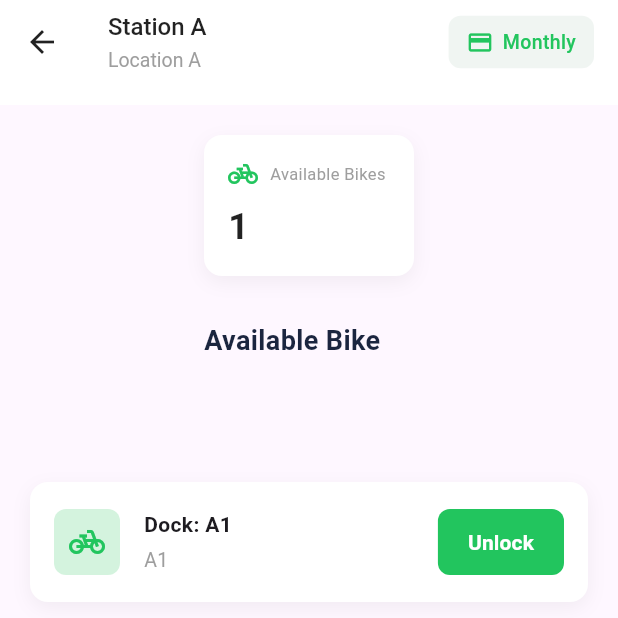
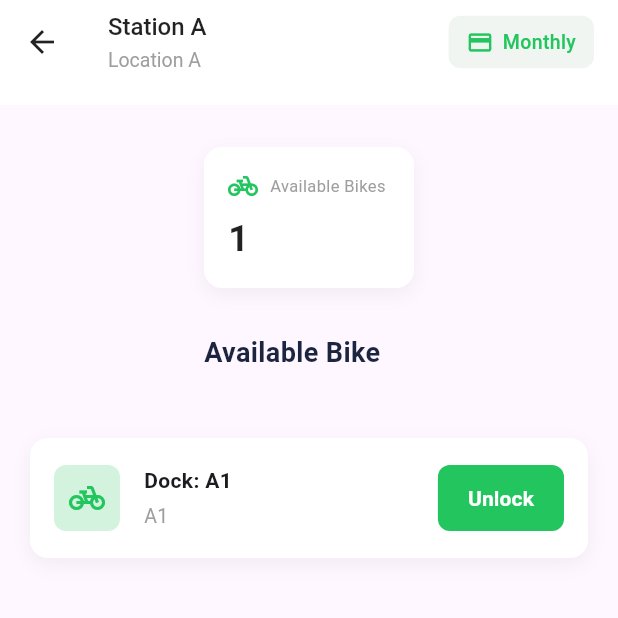
Before and after one commit to Povpanha28/khmerbike, a Flutter app: the screen it shows after launch, on a phone screen of 412 x 824 dp, the top half of it. Run offline on Flutter 3.47's test engine with Material 3 defaults, Android fonts, the phone set to English and light mode, and no system bars; our stand-ins replace geocoding, google_maps_flutter.

Commit message:
refactor available bike title and replace from expanded to padding, Use expand for only list of docks available.

```diff
--- /dev/null
+++ b/lib/ui/screens/station/widgets/appbar.dart
@@ -0,0 +1,76 @@
+import 'package:flutter/material.dart';
+
+class StationAppBar extends StatelessWidget implements PreferredSizeWidget {
+  final String stationName;
+  final String locationName;
+  final VoidCallback? onBackPressed;
+
+  const StationAppBar({
+    Key? key,
+    required this.stationName,
+    required this.locationName,
+    this.onBackPressed,
+  }) : super(key: key);
+
+  @override
+  Size get preferredSize => const Size.fromHeight(70.0);
+
+  @override
+  Widget build(BuildContext context) {
+    return PreferredSize(
+      preferredSize: preferredSize,
+      child: AppBar(
+        backgroundColor: Colors.white,
+        elevation: 0,
+        leading: IconButton(
+          icon: const Icon(Icons.arrow_back, color: Colors.black87),
+          onPressed: onBackPressed ?? () {},
+        ),
+        title: Column(
+          crossAxisAlignment: CrossAxisAlignment.start,
+          children: [
+            Text(
+              stationName,
+              style: const TextStyle(
+                color: Colors.black87,
+                fontSize: 16,
+                fontWeight: FontWeight.w500,
+              ),
+            ),
+            const SizedBox(height: 4),
+            Text(
+              locationName,
+              style: const TextStyle(color: Colors.grey, fontSize: 13),
+            ),
+          ],
+        ),
+        actions: [
+          Center(
+            child: Container(
+              margin: const EdgeInsets.only(right: 16),
+              padding: const EdgeInsets.symmetric(horizontal: 12, vertical: 8),
+              decoration: BoxDecoration(
+                color: const Color(0xFFF0F5F2),
+                borderRadius: BorderRadius.circular(8),
+              ),
+              child: Row(
+                children: const [
+                  Icon(Icons.credit_card, color: Color(0xFF22C55E), size: 18),
+                  SizedBox(width: 6),
+                  Text(
+                    'Monthly',
+                    style: TextStyle(
+                      color: Color(0xFF22C55E),
+                      fontWeight: FontWeight.w500,
+                      fontSize: 13,
+                    ),
+                  ),
+                ],
+              ),
+            ),
+          ),
+        ],
+      ),
+    );
+  }
+}
--- a/lib/ui/screens/station/widgets/station_content.dart
+++ b/lib/ui/screens/station/widgets/station_content.dart
@@ -1,6 +1,7 @@
 import 'package:flutter/material.dart';
 import 'package:khmerbike/data/repository/station/station_reposity_mock.dart';
 import 'package:khmerbike/models/dock.dart';
+import 'package:khmerbike/ui/screens/station/widgets/appbar.dart';
 import 'package:khmerbike/ui/screens/station/widgets/dockCard_tile.dart';
 import 'package:khmerbike/ui/screens/station/view_model/station_view_model.dart';
 import 'package:provider/provider.dart';
@@ -12,7 +13,8 @@ class StationDetailPage extends StatelessWidget {
   Widget build(BuildContext context) {
     return ChangeNotifierProvider(
       create: (_) =>
-          StationViewModel(repository: StationRepositoryMock())..loadStationDetail(),
+          StationViewModel(repository: StationRepositoryMock())
+            ..loadStationDetail(),
       child: Consumer<StationViewModel>(
         builder: (context, viewModel, _) {
           if (viewModel.isLoading) {
@@ -29,73 +31,21 @@ class StationDetailPage extends StatelessWidget {
 
           final station = viewModel.station;
           if (station == null) {
-            return const Scaffold(
-              body: Center(child: Text('No station data')),
-            );
+            return const Scaffold(body: Center(child: Text('No station data')));
           }
 
           final availableDocks = viewModel.getAvailableDocks(station);
 
           return Scaffold(
-            appBar: PreferredSize(
-              preferredSize: const Size.fromHeight(70.0),
-              child: AppBar(
-                backgroundColor: Colors.white,
-                elevation: 0,
-                leading: IconButton(
-                  icon: const Icon(Icons.arrow_back, color: Colors.black87),
-                  onPressed: () {},
-                ),
-                title: Column(
-                  crossAxisAlignment: CrossAxisAlignment.start,
-                  children: [
-                    Text(
-                      station.name,
-                      style: const TextStyle(
-                          color: Colors.black87,
-                          fontSize: 16,
-                          fontWeight: FontWeight.w500),
-                    ),
-                    const SizedBox(height: 4),
-                    Text(
-                      station.location.name,
-                      style: const TextStyle(color: Colors.grey, fontSize: 13),
-                    ),
-                  ],
-                ),
-                actions: [
-                  Center(
-                    child: Container(
-                      margin: const EdgeInsets.only(right: 16),
-                      padding: const EdgeInsets.symmetric(
-                          horizontal: 12, vertical: 8),
-                      decoration: BoxDecoration(
-                        color: const Color(0xFFF0F5F2),
-                        borderRadius: BorderRadius.circular(8),
-                      ),
-                      child: Row(
-                        children: const [
-                          Icon(Icons.credit_card,
-                              color: Color(0xFF22C55E), size: 18),
-                          SizedBox(width: 6),
-                          Text(
-                            'Monthly',
-                            style: TextStyle(
-                              color: Color(0xFF22C55E),
-                              fontWeight: FontWeight.w500,
-                              fontSize: 13,
-                            ),
-                          ),
-                        ],
-                      ),
-                    ),
-                  ),
-                ],
-              ),
+            appBar: StationAppBar(
+              stationName: station.name,
+              locationName: station.location.name,
+              onBackPressed: () {},
             ),
             body: Column(
               children: [
-                Expanded(
+                Padding(
+                  padding: const EdgeInsets.all(8.0),
                   child: SingleChildScrollView(
                     padding: const EdgeInsets.all(20.0),
                     child: Column(
@@ -120,13 +70,18 @@ class StationDetailPage extends StatelessWidget {
                             children: [
                               Row(
                                 children: const [
-                                  Icon(Icons.pedal_bike,
-                                      color: Color(0xFF22C55E), size: 20),
+                                  Icon(
+                                    Icons.pedal_bike,
+                                    color: Color(0xFF22C55E),
+                                    size: 20,
+                                  ),
                                   SizedBox(width: 8),
                                   Text(
                                     'Available Bikes',
                                     style: TextStyle(
-                                        color: Colors.grey, fontSize: 11),
+                                      color: Colors.grey,
+                                      fontSize: 11,
+                                    ),
                                   ),
                                 ],
                               ),
@@ -143,14 +98,7 @@ class StationDetailPage extends StatelessWidget {
                           ),
                         ),
                         const SizedBox(height: 30),
-                        const Text(
-                          'Available Bike',
-                          style: TextStyle(
-                            fontSize: 18,
-                            fontWeight: FontWeight.bold,
-                            color: Color(0xFF1B253F),
-                          ),
-                        ),
+                        _availableTitle(),
                         const SizedBox(height: 16),
                       ],
                     ),
@@ -167,7 +115,8 @@ class StationDetailPage extends StatelessWidget {
                         padding: const EdgeInsets.only(bottom: 16.0),
                         child: BikeDockCard(
                           dockId: dock.id,
-                          onUnlock: () => viewModel.showBookConfirmation(context),
+                          onUnlock: () =>
+                              viewModel.showBookConfirmation(context),
                         ),
                       );
                     },
@@ -181,3 +130,14 @@ class StationDetailPage extends StatelessWidget {
     );
   }
 }
+
+Widget _availableTitle() {
+  return const Text(
+    'Available Bike',
+    style: TextStyle(
+      fontSize: 18,
+      fontWeight: FontWeight.bold,
+      color: Color(0xFF1B253F),
+    ),
+  );
+}
```
Also changed, not shown: lib/ui/screens/station/widgets/total_avail_bike.dart (added, +50 -0 lines).
